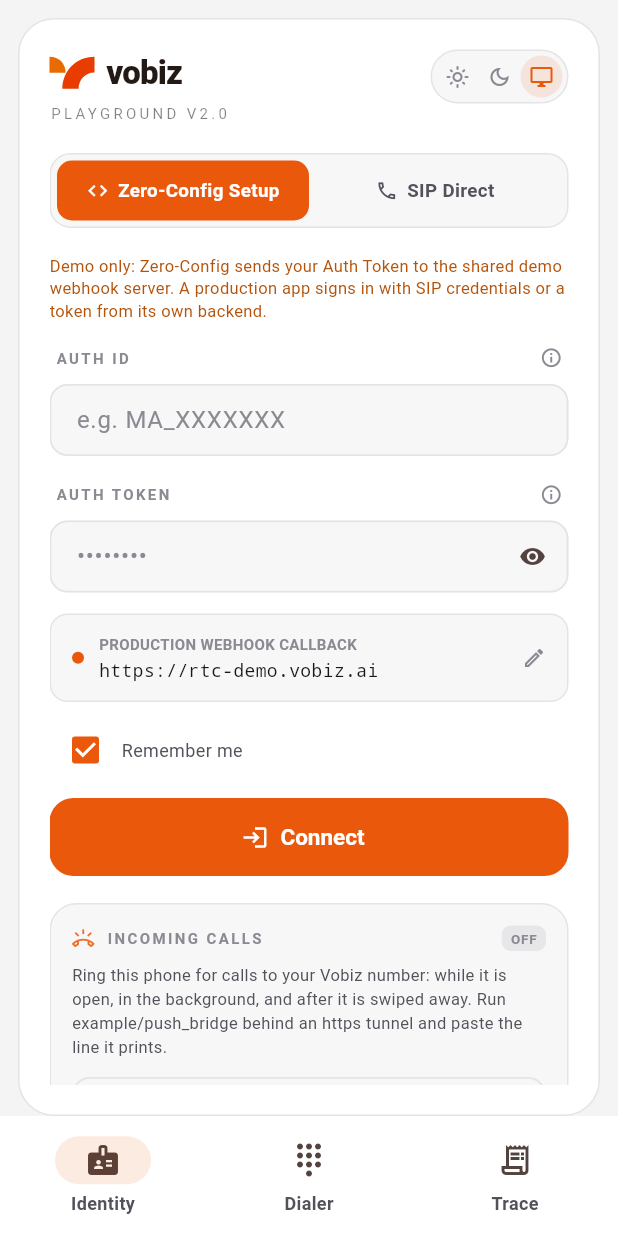
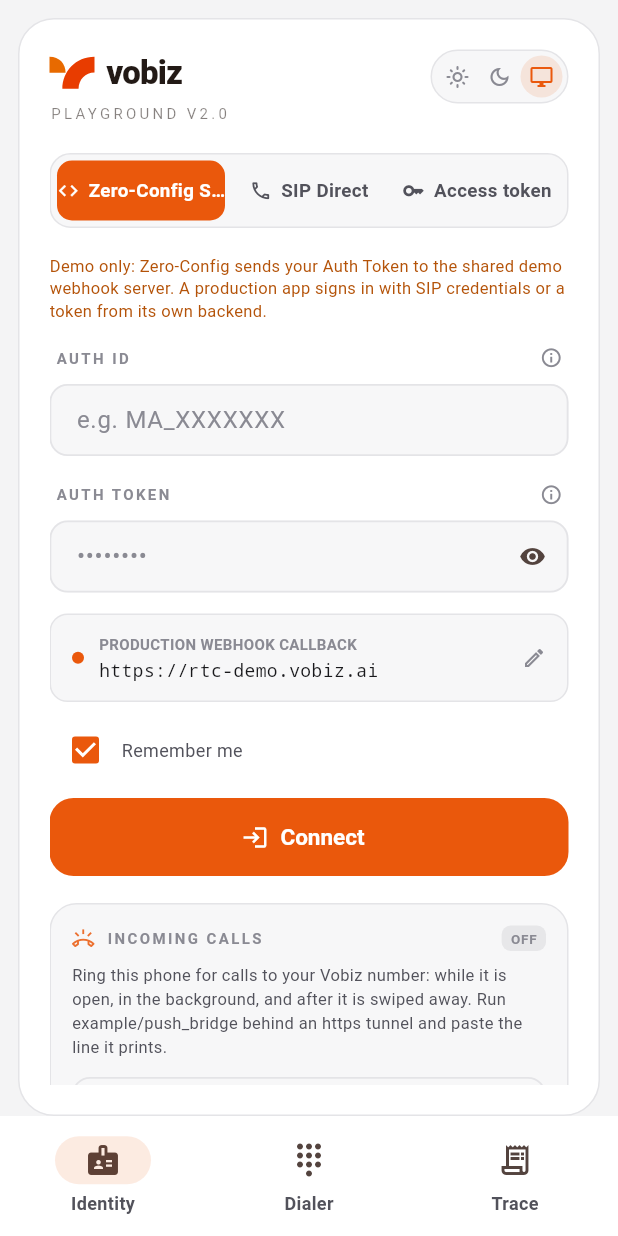
Before and after one commit to vobiz-ai/vobiz-flutter-sdk, a Flutter app: the screen it shows after launch, on a phone screen of 412 x 824 dp. Run offline on Flutter 3.47's test engine with Material 3 defaults, Android fonts, the phone set to English and light mode, and no system bars; our stand-ins replace connectivity_plus, firebase_core, firebase_messaging, flutter_secure_storage, shared_preferences; missing offline and left inert: flutter_callkit_incoming, flutter_webrtc; accounts and stored records are empty; statements that could not run were skipped.

Commit message:
Example: an Access token sign-in tab
A third tab next to Zero-Config and SIP Direct. It signs in with
connectWithAccessTokenProvider, so the SDK renews the token itself:

- Token server: any URL that answers {"token": ...} to a POST (the Vobiz
  WebRTC demo's /token works), through VobizBackendAccessTokenProvider.
  Left empty, the push bridge's POST /token is asked, with the device
  token once the phone has paired; "User ID" picks the sub there.
- Signed in, the Identity tab shows an ACCESS TOKEN chip with the
  token's expiry and grants, and the log names the SIP identity and the
  application; a refusal shows the registrar's reason.
- The tab, the token server and the user ID are remembered (none is
  secret). No token is ever stored: the next sign-in fetches a fresh
  one. Sign-out stops the renewals before the client lets go of the
  token.

PlaygroundController takes an optional http.Client for tests. FakeClient
gains connectWithAccessToken and updateAccessToken.

4 tests in example/test/access_token_test.dart.

```diff
--- a/example/lib/src/push/push_bridge_api.dart
+++ b/example/lib/src/push/push_bridge_api.dart
@@ -128,6 +128,27 @@ class PushBridgeApi {
   /// Forgets this phone on the bridge (device token).
   Future<void> unregister() => _post('/push/unregister', const <String, Object?>{});
 
+  /// An access token (JWT) the bridge mints with the account's Auth Token,
+  /// for signing in as `<sub>_<auth id>` (the bridge's JWT_SUB unless [sub]
+  /// is given). [reason] is the SDK's (`sign_in`, `expiring`, `rejected`,
+  /// `refresh`). Sends the device token when this phone has paired, else
+  /// the bridge key.
+  Future<String> accessToken({String? sub, required String reason}) async {
+    final body = <String, Object?>{'reason': reason, if (sub != null) 'sub': sub};
+    Map<String, dynamic> json;
+    try {
+      json = await _post('/token', body);
+    } on PushBridgeException catch (e) {
+      if (e.statusCode != 401 || deviceToken == null) rethrow;
+      json = await _post('/token', body, pair: true);
+    }
+    final token = json['token'];
+    if (token is! String || token.isEmpty) {
+      throw PushBridgeException('The push server returned no token');
+    }
+    return token;
+  }
+
   /// During a call, every second: this phone still has its network. When the
   /// reports stop, the bridge (still online) has Vobiz beep to the other
   /// party, and ends the call once the SDK's 12 s reconnect window is over:
--- a/example/lib/src/screens/identity_panel.dart
+++ b/example/lib/src/screens/identity_panel.dart
@@ -8,8 +8,9 @@ import '../widgets/common.dart';
 import '../widgets/push_panel.dart';
 import '../widgets/vobiz_logo.dart';
 
-/// Sign in: Zero-Config Setup (Auth ID + Auth Token) or SIP Direct (an
-/// endpoint's username and password). Nothing is pre-filled from code.
+/// Sign in: Zero-Config Setup (Auth ID + Auth Token), SIP Direct (an
+/// endpoint's username and password) or an access token (JWT) from a token
+/// server. Nothing is pre-filled from code.
 class IdentityPanel extends StatefulWidget {
   const IdentityPanel({super.key, required this.controller});
 
@@ -24,6 +25,8 @@ class _IdentityPanelState extends State<IdentityPanel> {
   late final TextEditingController _authToken = TextEditingController(text: widget.controller.authToken);
   late final TextEditingController _sipUser = TextEditingController(text: widget.controller.sipUsername);
   late final TextEditingController _sipPass = TextEditingController(text: widget.controller.sipPassword);
+  late final TextEditingController _tokenServer = TextEditingController(text: widget.controller.tokenServerUrl);
+  late final TextEditingController _tokenUser = TextEditingController(text: widget.controller.tokenUser);
   bool _showToken = false;
   bool _showPassword = false;
 
@@ -33,6 +36,8 @@ class _IdentityPanelState extends State<IdentityPanel> {
     _authToken.dispose();
     _sipUser.dispose();
     _sipPass.dispose();
+    _tokenServer.dispose();
+    _tokenUser.dispose();
     super.dispose();
   }
 
@@ -43,6 +48,8 @@ class _IdentityPanelState extends State<IdentityPanel> {
     _sync(_authToken, widget.controller.authToken);
     _sync(_sipUser, widget.controller.sipUsername);
     _sync(_sipPass, widget.controller.sipPassword);
+    _sync(_tokenServer, widget.controller.tokenServerUrl);
+    _sync(_tokenUser, widget.controller.tokenUser);
   }
 
   void _sync(TextEditingController field, String value) {
@@ -132,6 +139,7 @@ class _IdentityPanelState extends State<IdentityPanel> {
 
   List<Widget> _signInForm(PlaygroundController c, PlaygroundColors pg, bool connecting) {
     final zero = c.authTab == AuthTab.zeroConfig;
+    final token = c.authTab == AuthTab.accessToken;
     return <Widget>[
       Container(
         padding: const EdgeInsets.all(4),
@@ -143,12 +151,56 @@ class _IdentityPanelState extends State<IdentityPanel> {
         child: Row(
           children: <Widget>[
             _tab('Zero-Config Setup', Icons.code, zero, () => c.setAuthTab(AuthTab.zeroConfig), pg),
-            _tab('SIP Direct', Icons.call_outlined, !zero, () => c.setAuthTab(AuthTab.sipDirect), pg),
+            _tab('SIP Direct', Icons.call_outlined, c.authTab == AuthTab.sipDirect,
+                () => c.setAuthTab(AuthTab.sipDirect), pg),
+            _tab('Access token', Icons.key_outlined, token, () => c.setAuthTab(AuthTab.accessToken), pg),
           ],
         ),
       ),
       const SizedBox(height: 18),
-      if (zero) ...<Widget>[
+      if (token) ...<Widget>[
+        const SectionLabel('Token server',
+            trailing: InfoTip(
+                title: 'Token server',
+                message: 'Your backend\'s route that returns {"token": "<JWT>"}. It mints the token '
+                    'with POST /api/v1/Account/{auth_id}/JWT/Token/, so the Auth Token stays on the '
+                    'server. The Vobiz WebRTC demo\'s /token works. Leave it empty to use the push '
+                    'server\'s /token.')),
+        TextField(
+          key: const Key('tokenServer'),
+          controller: _tokenServer,
+          autocorrect: false,
+          keyboardType: TextInputType.url,
+          decoration: InputDecoration(
+            hintText: c.bridgeConfig != null
+                ? 'Empty: the push server\'s /token'
+                : 'https://<your server>/token',
+            errorText: _missing(c, 'tokenServer'),
+          ),
+          onChanged: (v) => _edited(c, 'tokenServer', () => c.tokenServerUrl = v),
+        ),
+        const SizedBox(height: 14),
+        const SectionLabel('User ID',
+            trailing: InfoTip(
+                title: 'User ID (sub)',
+                message: 'Who the push server\'s /token signs you in as: you register as '
+                    '<User ID>_<Auth ID>. Empty: the bridge\'s JWT_SUB. Your own token server '
+                    'decides this itself.')),
+        TextField(
+          key: const Key('tokenUser'),
+          controller: _tokenUser,
+          autocorrect: false,
+          decoration: const InputDecoration(hintText: 'e.g. agent42 (push server only)'),
+          onChanged: (v) => c.tokenUser = v,
+          onSubmitted: (_) => c.connect(),
+        ),
+        const SizedBox(height: 8),
+        Text(
+          'A short-lived JWT instead of a password: no endpoint and no long-lived secret on the '
+          'device. The SDK fetches a new token a minute before each one expires.',
+          style: TextStyle(fontSize: 11, height: 1.4, color: pg.faint),
+        ),
+      ] else if (zero) ...<Widget>[
         Text(
           'Demo only: Zero-Config sends your Auth Token to the shared demo webhook server. '
           'A production app signs in with SIP credentials or a token from its own backend.',
@@ -346,6 +398,11 @@ class _IdentityPanelState extends State<IdentityPanel> {
   Widget _connected(PlaygroundController c, PlaygroundColors pg) {
     final user = c.connectedAs ?? c.client.sipUsername ?? '';
     final zero = c.authMode == VobizAuthMode.zeroConfig;
+    final token = c.client.accessToken;
+    String hhmm(DateTime t) {
+      final l = t.toLocal();
+      return '${l.hour.toString().padLeft(2, '0')}:${l.minute.toString().padLeft(2, '0')}';
+    }
     return Container(
       padding: const EdgeInsets.all(18),
       decoration: BoxDecoration(
@@ -360,7 +417,13 @@ class _IdentityPanelState extends State<IdentityPanel> {
             Text('CONNECTION ACTIVE',
                 style: TextStyle(fontSize: 10, letterSpacing: 1.6, fontWeight: FontWeight.w700, color: pg.muted)),
             const Spacer(),
-            Chip2(zero ? 'ZERO-CONFIG' : 'SIP DIRECT', color: pg.accent),
+            Chip2(
+                zero
+                    ? 'ZERO-CONFIG'
+                    : token != null
+                        ? 'ACCESS TOKEN'
+                        : 'SIP DIRECT',
+                color: pg.accent),
           ]),
           const SizedBox(height: 12),
           Row(children: <Widget>[
@@ -379,6 +442,12 @@ class _IdentityPanelState extends State<IdentityPanel> {
           ]),
           if (zero)
             Text('Webhook: ${c.client.backendUrl}',
+                style: TextStyle(fontFamily: 'monospace', fontSize: 10.5, color: pg.faint)),
+          if (token != null)
+            Text(
+                key: const Key('tokenInfo'),
+                'Token valid until ${hhmm(token.expiresAt)} (renewed automatically) · '
+                'incoming ${token.canReceiveCalls ? 'yes' : 'no'} · outgoing ${token.canCallOut ? 'yes' : 'no'}',
                 style: TextStyle(fontFamily: 'monospace', fontSize: 10.5, color: pg.faint)),
           const SizedBox(height: 12),
           Container(
@@ -431,6 +500,11 @@ class _IdentityPanelState extends State<IdentityPanel> {
         qa('What does Zero-Config Setup create?',
             'An application named "Vobiz WebRTC Playground" and an endpoint aliased "Vobiz WebRTC Playground Endpoint" on your account — '
             'the same ones the web Playground uses, so signing in here gives that endpoint a new password.'),
+        qa('What is access-token sign-in?',
+            'Your server mints a short-lived JWT with POST /api/v1/Account/{auth_id}/JWT/Token/ and the '
+            'app signs in with it as <sub>_<Auth ID>. The token\'s "app" picks the application whose '
+            'Answer URL handles your outbound calls; to ring you, dial '
+            '<User>sip:<sub>_<Auth ID>@registrar.vobiz.ai</User>.'),
         qa('How do calls to my Vobiz number reach this phone?',
             'The push bridge in example/push_bridge answers the number. It rings this app over SIP and sends a '
             'Firebase push that wakes it when it is in the background or closed. Accept on the call screen opens '
```
Also changed, not shown: example/lib/src/playground_controller.dart (+136 -12 lines), 2 other files.
